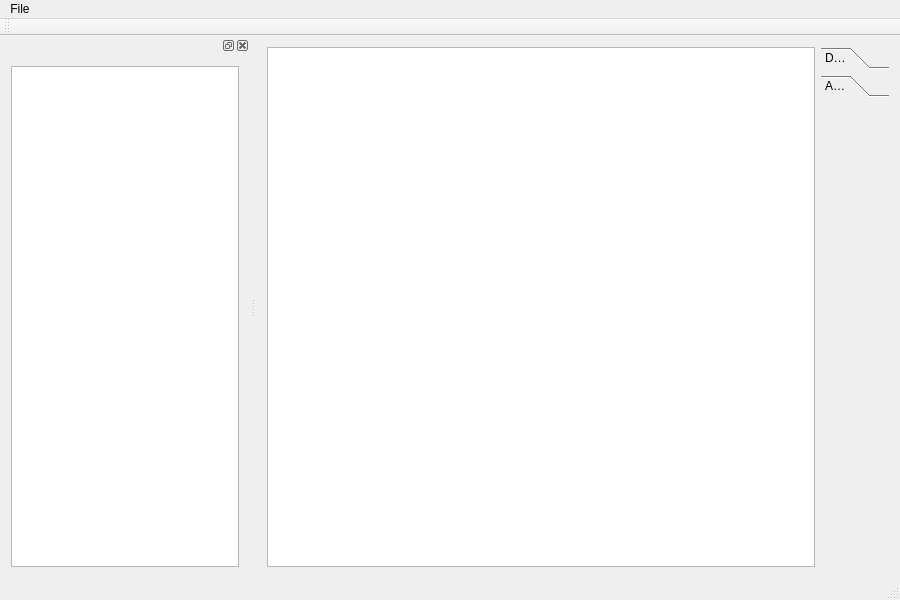
Before: the Qt Designer form DehazePlatform/mainwindow.ui in DehazeProgram/DehazePlatform, drawn with Qt 5.
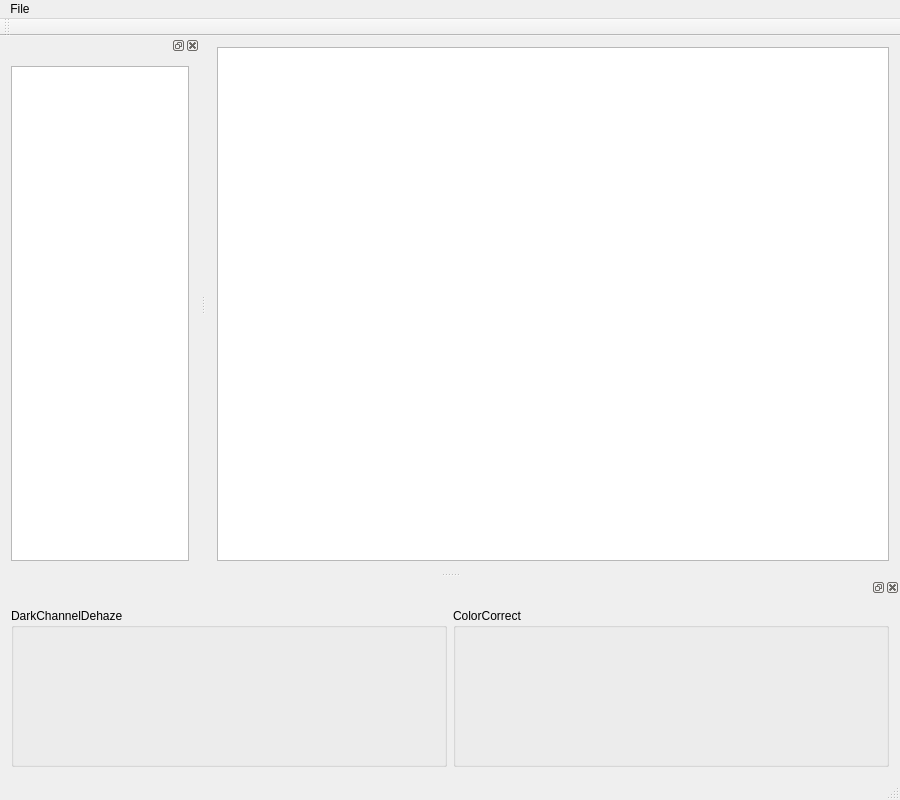
After: the same form once the commit is applied.

Commit message: change the layout of mainwindow and override the resizeEvent of mainwindow

```diff
--- a/DehazePlatform/mainwindow.ui
+++ b/DehazePlatform/mainwindow.ui
@@ -7,7 +7,7 @@
     <x>0</x>
     <y>0</y>
     <width>900</width>
-    <height>600</height>
+    <height>800</height>
    </rect>
   </property>
   <property name="windowTitle">
@@ -18,48 +18,6 @@
     <item>
      <widget class="QGraphicsView" name="graphicsView"/>
     </item>
-    <item>
-     <widget class="QToolBox" name="toolBox">
-      <property name="enabled">
-       <bool>true</bool>
-      </property>
-      <property name="sizePolicy">
-       <sizepolicy hsizetype="Fixed" vsizetype="Preferred">
-        <horstretch>0</horstretch>
-        <verstretch>0</verstretch>
-       </sizepolicy>
-      </property>
-      <property name="currentIndex">
-       <number>1</number>
-      </property>
-      <widget class="QWidget" name="widget">
-       <property name="geometry">
-        <rect>
-         <x>0</x>
-         <y>0</y>
-         <width>69</width>
-         <height>473</height>
-        </rect>
-       </property>
-       <attribute name="label">
-        <string>Dehaze</string>
-       </attribute>
-      </widget>
-      <widget class="QWidget" name="widget">
-       <property name="geometry">
-        <rect>
-         <x>0</x>
-         <y>0</y>
-         <width>69</width>
-         <height>473</height>
-        </rect>
-       </property>
-       <attribute name="label">
-        <string>AutoColor</string>
-       </attribute>
-      </widget>
-     </widget>
-    </item>
    </layout>
   </widget>
   <widget class="QMenuBar" name="menuBar">
@@ -90,14 +48,14 @@
   <widget class="QStatusBar" name="statusBar"/>
   <widget class="QDockWidget" name="dockWidget">
    <property name="sizePolicy">
-    <sizepolicy hsizetype="Minimum" vsizetype="Minimum">
+    <sizepolicy hsizetype="Preferred" vsizetype="Preferred">
      <horstretch>0</horstretch>
      <verstretch>0</verstretch>
     </sizepolicy>
    </property>
    <property name="maximumSize">
     <size>
-     <width>250</width>
+     <width>200</width>
      <height>524287</height>
     </size>
    </property>
@@ -134,6 +92,35 @@
     </layout>
    </widget>
   </widget>
+  <widget class="QDockWidget" name="darkChannelDock">
+   <property name="minimumSize">
+    <size>
+     <width>300</width>
+     <height>200</height>
+    </size>
+   </property>
+   <attribute name="dockWidgetArea">
+    <number>8</number>
+   </attribute>
+   <widget class="QWidget" name="dockWidgetContents_2">
+    <layout class="QHBoxLayout" name="horizontalLayout_2">
+     <item>
+      <widget class="QGroupBox" name="groupBox">
+       <property name="title">
+        <string>DarkChannelDehaze</string>
+       </property>
+      </widget>
+     </item>
+     <item>
+      <widget class="QGroupBox" name="groupBox_2">
+       <property name="title">
+        <string>ColorCorrect</string>
+       </property>
+      </widget>
+     </item>
+    </layout>
+   </widget>
+  </widget>
   <action name="actionOpen">
    <property name="text">
     <string>Open</string>
```
The commit also changes 2 other files.
